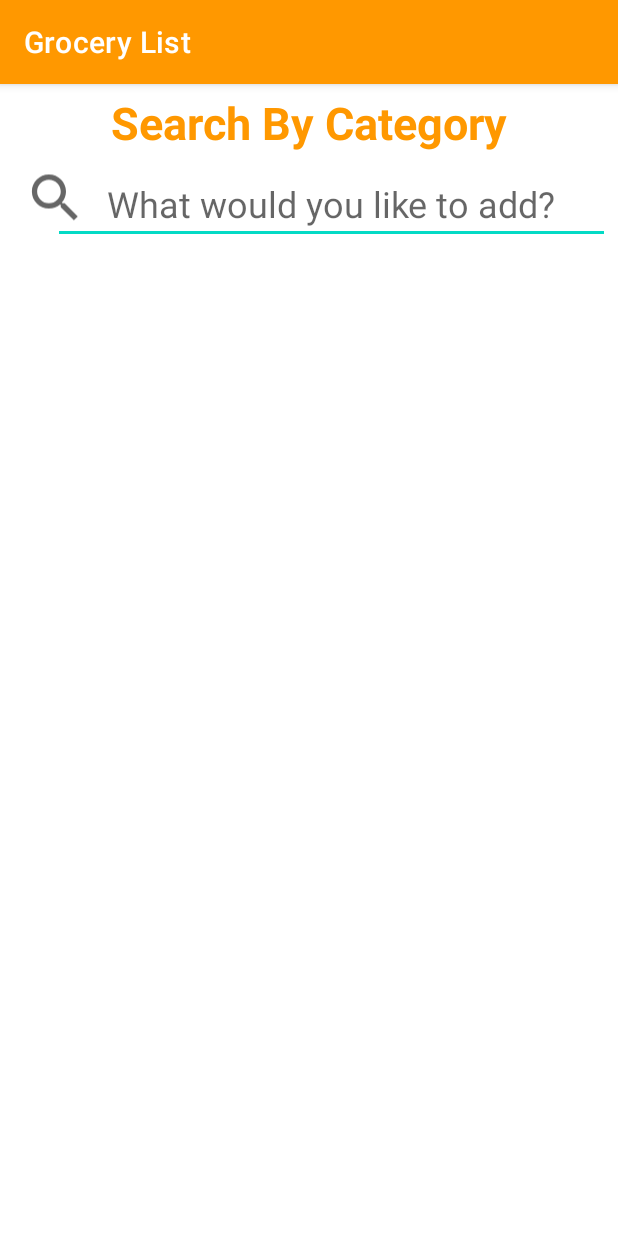
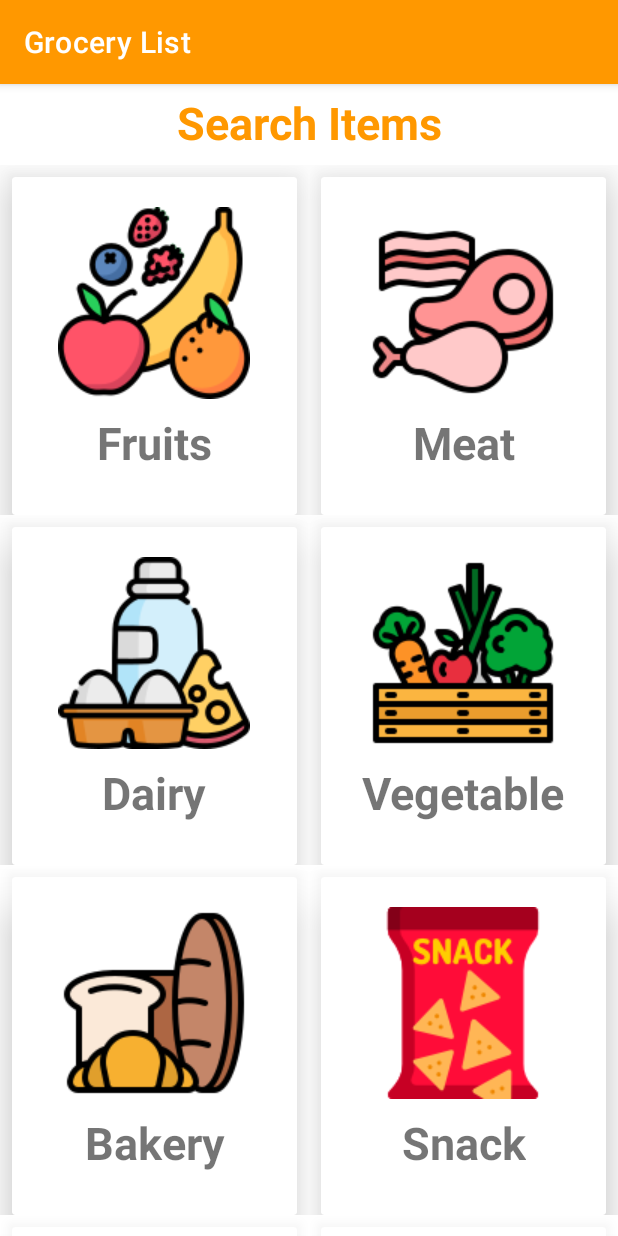
Before and after one commit to bannyadasrao/370FinalProject, an Android app: the searchCategory screen opened directly, with no data from a screen before it, on a phone screen of 412 x 824 dp. Run offline under Robolectric (Android 15) with nearby library versions, the phone set to English and light mode, and no system bars.

Commit message:
seperate category and itemname

```diff
--- a/GLM/app/src/main/java/edu/qc/seclass/glm/Adapter.java
+++ b/GLM/app/src/main/java/edu/qc/seclass/glm/Adapter.java
@@ -42,7 +42,6 @@ public class Adapter extends RecyclerView.Adapter<Adapter.ViewHolder>{
     @Override
     public int getItemCount() {
         return titles.size();
-
     }
 
     public class ViewHolder extends RecyclerView.ViewHolder {
@@ -62,7 +61,7 @@ public class Adapter extends RecyclerView.Adapter<Adapter.ViewHolder>{
                     Toast.makeText(v.getContext(),"Clicked "+getAdapterPosition(),Toast.LENGTH_SHORT).show();
                     Intent i = new Intent(v.getContext(),searchCategory.class);
                     i.putExtra("title",images.get(getAdapterPosition()));
-                    v.getContext().startActivity(i);
+//                    v.getContext().startActivity(i);
                 }
             });
         }
--- a/GLM/app/src/main/java/edu/qc/seclass/glm/DBHelperForList.java
+++ b/GLM/app/src/main/java/edu/qc/seclass/glm/DBHelperForList.java
@@ -86,12 +86,11 @@ public class DBHelperForList extends SQLiteOpenHelper {
             }while(cursor.moveToNext());
 
         }else{
+
         }
-
         cursor.close();
         DB.close();
         return returnList;
 
     }
 }
-// parameter of the constructor list name,
--- a/GLM/app/src/main/java/edu/qc/seclass/glm/createLists.java
+++ b/GLM/app/src/main/java/edu/qc/seclass/glm/createLists.java
@@ -15,8 +15,6 @@ public class createLists extends AppCompatActivity implements View.OnClickListen
     EditText namefornewlist;
     Button savecreatedlist;
     SQLiteDatabase listDatabase;
-    //private Object Intent;
-
 
     @Override
     protected void onCreate(Bundle savedInstanceState) {
--- a/GLM/app/src/main/java/edu/qc/seclass/glm/itemDetails.java
+++ b/GLM/app/src/main/java/edu/qc/seclass/glm/itemDetails.java
@@ -33,9 +33,6 @@ public class itemDetails extends AppCompatActivity implements AdapterView.OnItem
         enterButton = (Button) findViewById(R.id.enterButton);
         ArrayAdapter<CharSequence> adapter = ArrayAdapter.createFromResource(this, R.array.categories,
                 android.R.layout.simple_spinner_item);
-       // itemCategory.setAdapter(adapter);
-        //itemCategory.setOnItemSelectedListener(this);
-
 
         enterButton.setOnClickListener(new View.OnClickListener() {
             @Override
--- a/GLM/app/src/main/java/edu/qc/seclass/glm/searchCategory.java
+++ b/GLM/app/src/main/java/edu/qc/seclass/glm/searchCategory.java
@@ -1,14 +1,54 @@
 package edu.qc.seclass.glm;
 
 import androidx.appcompat.app.AppCompatActivity;
+import androidx.recyclerview.widget.GridLayoutManager;
+import androidx.recyclerview.widget.RecyclerView;
 
 import android.os.Bundle;
 
+import java.util.ArrayList;
+import java.util.List;
+
 public class searchCategory extends AppCompatActivity {
+    RecyclerView categories;
+    List<String> titles;
+    List<Integer> images;
+    Adapter adapter;
 
     @Override
     protected void onCreate(Bundle savedInstanceState) {
         super.onCreate(savedInstanceState);
         setContentView(R.layout.activity_search_category);
+        categories = findViewById(R.id.categories);
+
+        titles = new ArrayList<>();
+        images = new ArrayList<>();
+
+        titles.add("Fruits");
+        titles.add("Meat");
+        titles.add("Dairy");
+        titles.add("Vegetable");
+        titles.add("Bakery");
+        titles.add("Snack");
+        titles.add("Liquor");
+        titles.add("Beverage");
+        titles.add("Cleaning");
+        titles.add("Hygiene");
+
+        images.add(R.drawable.fruits);
+        images.add(R.drawable.meat);
+        images.add(R.drawable.dairy);
+        images.add(R.drawable.vegetables);
+        images.add(R.drawable.bakery);
+        images.add(R.drawable.snack);
+        images.add(R.drawable.liquor);
+        images.add(R.drawable.beverages);
+        images.add(R.drawable.cleaning);
+        images.add(R.drawable.hygiene);
+
+        adapter = new Adapter(this,titles,images);
+        GridLayoutManager glManager = new GridLayoutManager(this,2,GridLayoutManager.VERTICAL,false);
+        categories.setLayoutManager(glManager);
+        categories.setAdapter(adapter);
     }
 }
--- a/GLM/app/src/main/res/drawable/ic_baseline_search_24.xml
+++ b/GLM/app/src/main/res/drawable/ic_baseline_search_24.xml
@@ -1,6 +1,6 @@
 <vector xmlns:android="http://schemas.android.com/apk/res/android"
-    android:width="24dp"
-    android:height="24dp"
+    android:width="80dp"
+    android:height="80dp"
     android:viewportWidth="24"
     android:viewportHeight="24"
     android:tint="?attr/colorControlNormal">
--- a/GLM/app/src/main/res/layout/activity_create_lists.xml
+++ b/GLM/app/src/main/res/layout/activity_create_lists.xml
@@ -13,9 +13,9 @@
         android:layout_marginStart="8dp"
         android:layout_marginEnd="8dp"
         android:paddingLeft="28dp"
-        android:paddingTop="10dp"
+        android:paddingTop="20dp"
         android:paddingRight="28dp"
-        android:paddingBottom="10dp"
+        android:paddingBottom="20dp"
         android:text="@string/save"
         android:textSize="18sp"
         android:textStyle="bold"
--- a/GLM/app/src/main/res/layout/activity_search_category.xml
+++ b/GLM/app/src/main/res/layout/activity_search_category.xml
@@ -12,7 +12,7 @@
         android:layout_height="wrap_content"
         android:layout_centerHorizontal="true"
         android:layout_marginTop="5dp"
-        android:text="Search By Category"
+        android:text="@string/search_items"
         android:textColor="#FF9800"
         android:textSize="30sp"
         android:textStyle="bold"
@@ -23,37 +23,15 @@
         app:layout_constraintTop_toTopOf="parent"
         app:layout_constraintVertical_bias="0.0" />
 
-    <EditText
-        android:id="@+id/searchitembyname"
-        android:layout_width="match_parent"
-        android:layout_height="wrap_content"
-        android:layout_below="@id/searchcategory"
-        android:layout_marginStart="35dp"
-        android:layout_marginEnd="5dp"
-        android:autofillHints=""
-        android:hint="@string/what_would_you_like_to_add"
-        android:inputType="text"
-        android:textAlignment="center"
-        android:textSize="24sp"
+    <androidx.recyclerview.widget.RecyclerView
+        android:id="@+id/categories"
+        android:layout_width="0dp"
+        android:layout_height="0dp"
+        android:layout_marginTop="8dp"
         app:layout_constraintBottom_toBottomOf="parent"
         app:layout_constraintEnd_toEndOf="parent"
-        app:layout_constraintHorizontal_bias="1.0"
+        app:layout_constraintHorizontal_bias="0.0"
         app:layout_constraintStart_toStartOf="parent"
-        app:layout_constraintTop_toBottomOf="@+id/searchcategory"
-        app:layout_constraintVertical_bias="0.011" />
-
-    <ImageView
-        android:id="@+id/imageView3"
-        android:layout_width="42dp"
-        android:layout_height="60dp"
-        android:layout_below="@id/searchcategory"
-        android:contentDescription="@string/searchicon"
-        app:layout_constraintBottom_toBottomOf="parent"
-        app:layout_constraintEnd_toEndOf="parent"
-        app:layout_constraintHorizontal_bias="0.043"
-        app:layout_constraintStart_toStartOf="parent"
-        app:layout_constraintTop_toBottomOf="@+id/searchcategory"
-        app:layout_constraintVertical_bias="0.0"
-        app:srcCompat="@drawable/ic_baseline_search_24" />
+        app:layout_constraintTop_toBottomOf="@+id/searchcategory" />
 
 </androidx.constraintlayout.widget.ConstraintLayout>
```
Also changed, not shown: GLM/app/src/main/AndroidManifest.xml (+4 -3 lines), GLM/app/src/main/java/edu/qc/seclass/glm/DBHelper.java (+5 -4 lines), GLM/app/src/main/java/edu/qc/seclass/glm/MyItems.java (+6 -15 lines), GLM/app/src/main/java/edu/qc/seclass/glm/searchItem.java (+1 -41 lines), GLM/app/src/main/res/layout/activity_my_items.xml (+22 -8 lines), GLM/app/src/main/res/layout/activity_search_item.xml (+19 -30 lines).
